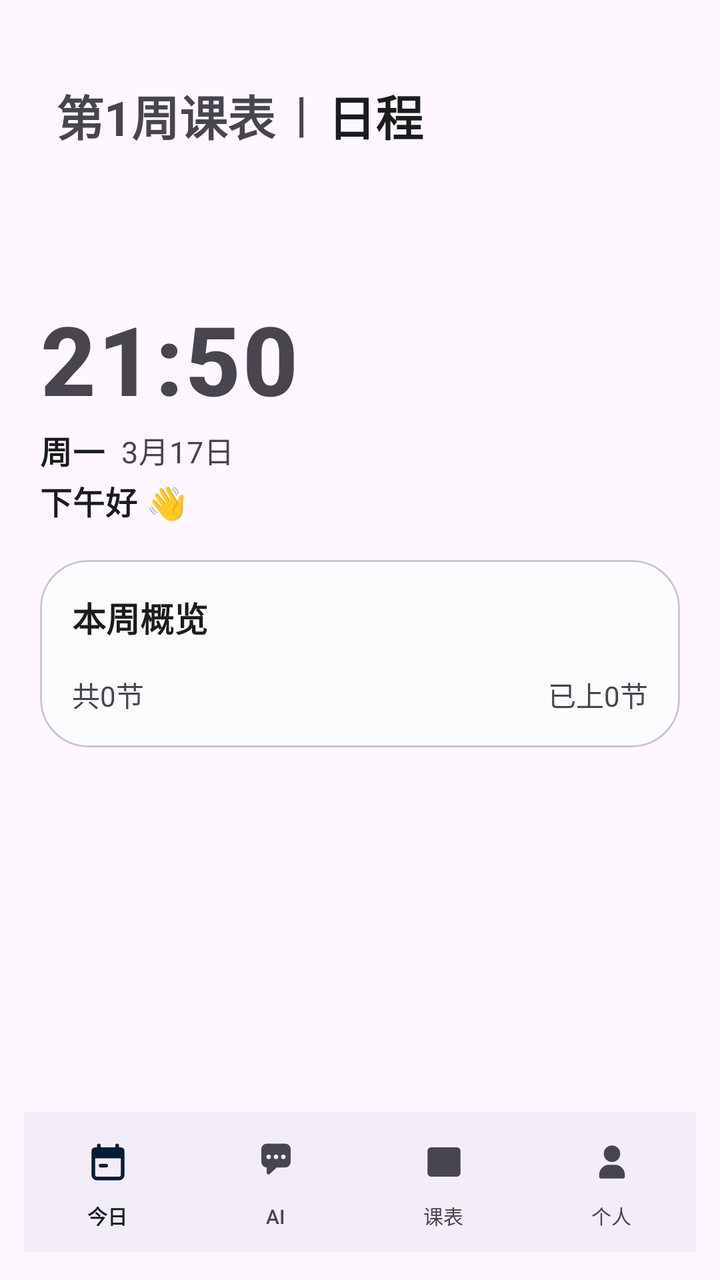
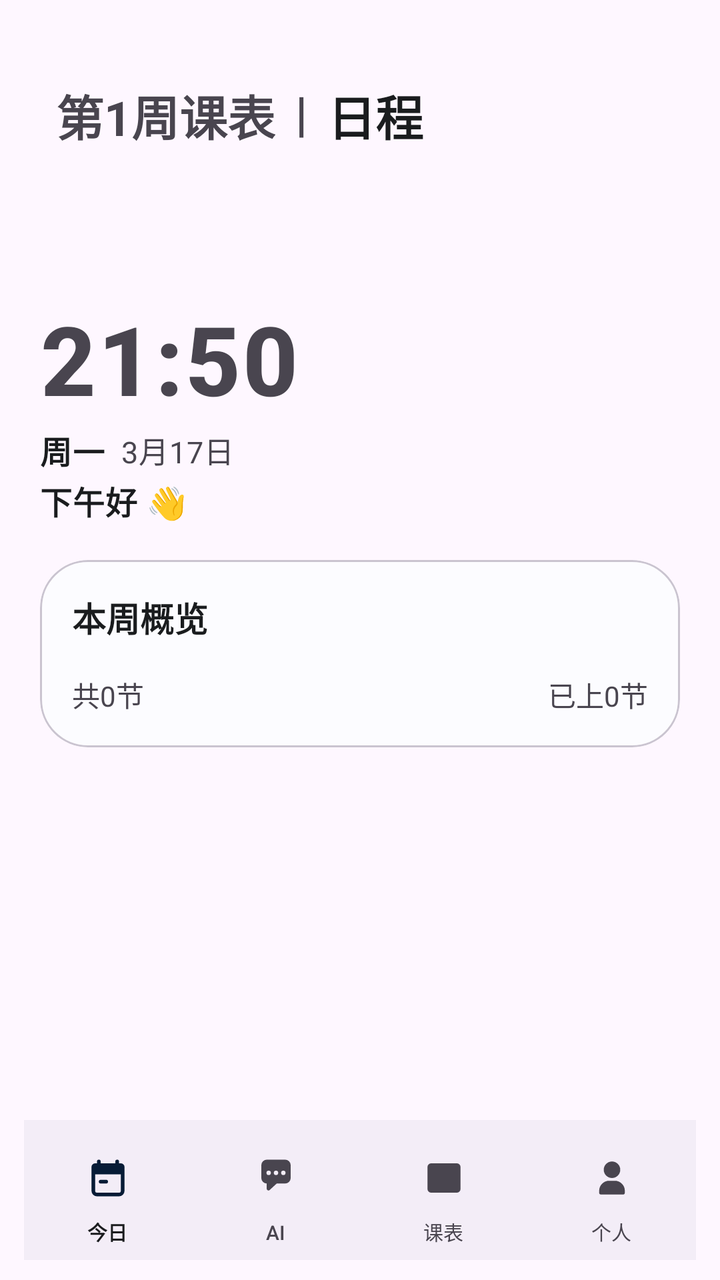

The first picture is an Android layout as it rendered before a commit; the second is the same layout after the commit. The layout source and the unified diff follow.
<!-- AndroidManifest.xml: application theme Theme.MyApplication -->
<!-- res/layout/activity_main.xml -->
<?xml version="1.0" encoding="utf-8"?>
<androidx.coordinatorlayout.widget.CoordinatorLayout xmlns:android="http://schemas.android.com/apk/res/android"
    xmlns:app="http://schemas.android.com/apk/res-auto"
    android:layout_width="match_parent"
    android:layout_height="match_parent">

    <FrameLayout
        android:id="@+id/rootMain"
        android:layout_width="match_parent"
        android:layout_height="match_parent">

        <LinearLayout
            android:layout_width="match_parent"
            android:layout_height="match_parent"
            android:orientation="vertical">

        <LinearLayout
            android:id="@+id/titleContainer"
            android:layout_width="match_parent"
            android:layout_height="wrap_content"
            android:layout_marginTop="32dp"
            android:layout_marginHorizontal="20dp"
            android:layout_marginBottom="8dp"
            android:gravity="center_vertical"
            android:orientation="horizontal"
            android:padding="8dp">

            <TextView
                android:id="@+id/tvMainTitle"
                android:layout_width="wrap_content"
                android:layout_height="wrap_content"
                android:includeFontPadding="false"
                android:text="第1周课表"
                android:textSize="24sp"
                android:textStyle="bold" />

            <TextView
                android:id="@+id/tvScheduleTitleDivider"
                android:layout_width="wrap_content"
                android:layout_height="wrap_content"
                android:layout_marginStart="10dp"
                android:layout_marginEnd="10dp"
                android:includeFontPadding="false"
                android:text="|"
                android:textSize="24sp"
                android:textStyle="bold" />

            <TextView
                android:id="@+id/tvScheduleAgendaEntry"
                android:layout_width="wrap_content"
                android:layout_height="wrap_content"
                android:background="?attr/selectableItemBackgroundBorderless"
                android:clickable="true"
                android:contentDescription="打开日程总览"
                android:focusable="true"
                android:includeFontPadding="false"
                android:paddingStart="0dp"
                android:paddingTop="0dp"
                android:paddingEnd="0dp"
                android:paddingBottom="0dp"
                android:text="日程"
                android:textColor="?attr/colorOnSurface"
                android:textSize="24sp"
                android:textStyle="bold" />
        </LinearLayout>

        <FrameLayout
            android:id="@+id/fragment_container"
            android:layout_width="match_parent"
            android:layout_height="0dp"
            android:layout_weight="1"
            android:clipChildren="false"
            android:clipToPadding="false"
            android:paddingBottom="84dp">

            <ScrollView
                android:id="@+id/pageToday"
                android:layout_width="match_parent"
                android:layout_height="match_parent"
                android:overScrollMode="ifContentScrolls"
                android:scrollbars="none">

                <LinearLayout
                    android:layout_width="match_parent"
                    android:layout_height="wrap_content"
                    android:orientation="vertical"
                    android:paddingHorizontal="20dp"
                    android:paddingTop="56dp"
                    android:paddingBottom="40dp">

                    <LinearLayout
                        android:layout_width="match_parent"
                        android:layout_height="wrap_content"
                        android:layout_marginBottom="6dp"
                        android:orientation="horizontal">

                        <LinearLayout
                            android:layout_width="0dp"
                            android:layout_height="wrap_content"
                            android:layout_weight="1"
                            android:gravity="top|start"
                            android:orientation="vertical">

                            <TextView
                                android:id="@+id/tvNowTime"
                                android:layout_width="wrap_content"
                                android:layout_height="wrap_content"
                                android:fontFamily="sans-serif-medium"
                                android:letterSpacing="0.02"
                                android:text="21:50"
                                android:textSize="48sp"
                                android:textStyle="bold" />

                            <LinearLayout
                                android:layout_width="wrap_content"
                                android:layout_height="wrap_content"
                                android:layout_marginTop="2dp"
                                android:layout_marginBottom="2dp"
                                android:gravity="center_vertical"
                                android:orientation="horizontal">

                                <TextView
                                    android:id="@+id/tvTodayWeek"
                                    android:layout_width="wrap_content"
                                    android:layout_height="wrap_content"
                                    android:fontFamily="sans-serif-medium"
                                    android:letterSpacing="0.02"
                                    android:text="周一"
                                    android:textColor="?attr/colorOnSurface"
                                    android:textSize="16sp"
                                    android:textStyle="bold" />

                                <TextView
                                    android:id="@+id/tvTodayDate"
                                    android:layout_width="wrap_content"
                                    android:layout_height="wrap_content"
                                    android:layout_marginStart="8dp"
                                    android:fontFamily="sans-serif"
                                    android:letterSpacing="0.02"
                                    android:text="3月17日"
                                    android:textColor="?attr/colorOnSurfaceVariant"
                                    android:textSize="15sp" />
                            </LinearLayout>

                            <TextView
                                android:id="@+id/tvTodayGreeting"
                                android:layout_width="wrap_content"
                                android:layout_height="wrap_content"
                                android:fontFamily="sans-serif-medium"
                                android:letterSpacing="0.02"
                                android:text="下午好 👋"
                                android:textColor="?attr/colorOnSurface"
                                android:textSize="16sp"
                                android:textStyle="bold" />
                        </LinearLayout>

                        <LinearLayout
                            android:id="@+id/layoutTodayHeaderWeather"
                            android:layout_width="wrap_content"
                            android:layout_height="match_parent"
                            android:layout_marginStart="20dp"
                            android:gravity="end|bottom"
                            android:minHeight="0dp"
                            android:orientation="vertical"
                            android:visibility="gone" />
                    </LinearLayout>

                    <com.google.android.material.card.MaterialCardView
                        android:id="@+id/cardTodayWeekOverview"
                        android:layout_width="match_parent"
                        android:layout_height="wrap_content"
                        android:layout_marginTop="12dp"
                        app:cardCornerRadius="24dp"
                        app:cardElevation="0dp"
                        app:strokeWidth="1dp">

                        <LinearLayout
                            android:layout_width="match_parent"
                            android:layout_height="wrap_content"
                            android:orientation="vertical"
                            android:padding="16dp">

                            <TextView
                                android:layout_width="wrap_content"
                                android:layout_height="wrap_content"
                                android:text="本周概览"
                                android:textColor="?attr/colorOnSurface"
                                android:textSize="17sp"
                                android:textStyle="bold" />

                            <LinearLayout
                                android:id="@+id/layoutTodayWeekStrip"
                                android:layout_width="match_parent"
                                android:layout_height="wrap_content"
                                android:layout_marginTop="8dp"
                                android:gravity="center"
                                android:orientation="horizontal" />

                            <LinearLayout
                                android:id="@+id/layoutTodayWeekWeather"
                                android:layout_width="match_parent"
                                android:layout_height="wrap_content"
                                android:layout_marginTop="8dp"
                                android:gravity="center"
                                android:orientation="horizontal"
                                android:visibility="gone" />

                            <LinearLayout
                                android:layout_width="match_parent"
                                android:layout_height="wrap_content"
                                android:layout_marginTop="8dp"
                                android:gravity="center_vertical"
                                android:orientation="horizontal">

                                <TextView
                                    android:id="@+id/tvTodayWeekTotal"
                                    android:layout_width="0dp"
                                    android:layout_height="wrap_content"
                                    android:layout_weight="1"
                                    android:text="共0节"
                                    android:textColor="?attr/colorOnSurfaceVariant"
                                    android:textSize="14sp" />

                                <TextView
                                    android:id="@+id/tvTodayWeekDone"
                                    android:layout_width="wrap_content"
                                    android:layout_height="wrap_content"
                                    android:text="已上0节"
                                    android:textColor="?attr/colorOnSurfaceVariant"
                                    android:textSize="14sp" />
                            </LinearLayout>
                        </LinearLayout>
                    </com.google.android.material.card.MaterialCardView>

                    <com.google.android.material.card.MaterialCardView
                        android:id="@+id/cardNextCourseNotice"
                        style="@style/Widget.MyApplication.SettingsCard"
                        android:layout_width="match_parent"
                        android:layout_height="wrap_content"
                        android:layout_marginTop="12dp"
                        android:layout_marginBottom="12dp"
                        android:clickable="false"
                        android:focusable="false"
                        android:visibility="gone"
                        app:cardCornerRadius="24dp"
                        app:cardElevation="0dp">

                        <LinearLayout
                            android:layout_width="match_parent"
                            android:layout_height="wrap_content"
                            android:gravity="center_vertical"
                            android:orientation="horizontal"
                            android:padding="14dp">

                            <TextView
                                android:id="@+id/tvNextCourseNotice"
                                style="@style/Widget.MyApplication.SettingsRowSummary"
                                android:layout_width="0dp"
                                android:layout_height="wrap_content"
                                android:layout_weight="1"
                                android:text="" />

                            <ImageButton
                                android:id="@+id/btnCloseNextCourseNotice"
                                android:layout_width="28dp"
                                android:layout_height="28dp"
                                android:background="?attr/selectableItemBackgroundBorderless"
                                android:contentDescription="关闭"
                                android:padding="4dp"
                                android:src="@drawable/ic_close_notice"
                                app:tint="?attr/colorOnSurfaceVariant" />
                        </LinearLayout>
                    </com.google.android.material.card.MaterialCardView>

                    <LinearLayout
                        android:id="@+id/todayCoursesContainer"
                        android:layout_width="match_parent"
                        android:layout_height="wrap_content"
                        android:layout_marginTop="12dp"
                        android:orientation="vertical" />
                </LinearLayout>
            </ScrollView>

            <LinearLayout
                android:id="@+id/pageSchedule"
                android:layout_width="match_parent"
                android:layout_height="match_parent"
                android:orientation="vertical"
                android:visibility="gone">

                <TextView
                    android:id="@+id/tvEmptyHint"
                    android:layout_width="match_parent"
                    android:layout_height="wrap_content"
                    android:layout_marginTop="60dp"
                    android:gravity="center"
                    android:text="还没有课表哟\n去设置里爬取或导入吧"
                    android:textSize="18sp"
                    android:visibility="gone" />

                <androidx.viewpager2.widget.ViewPager2
                    android:id="@+id/viewPager"
                    android:layout_width="match_parent"
                    android:layout_height="0dp"
                    android:layout_weight="1" />
            </LinearLayout>

            <ScrollView
                android:id="@+id/pageAgenda"
                android:layout_width="match_parent"
                android:layout_height="match_parent"
                android:overScrollMode="ifContentScrolls"
                android:visibility="gone">

                <LinearLayout
                    android:layout_width="match_parent"
                    android:layout_height="wrap_content"
                    android:orientation="vertical"
                    android:paddingHorizontal="20dp"
                    android:paddingTop="60dp"
                    android:paddingBottom="32dp">

                    <LinearLayout
                        android:layout_width="match_parent"
                        android:layout_height="wrap_content"
                        android:gravity="center_vertical"
                        android:orientation="horizontal">

                        <ImageButton
                            android:id="@+id/btnAgendaOverviewBack"
                            android:layout_width="36dp"
                            android:layout_height="36dp"
                            android:background="?attr/selectableItemBackgroundBorderless"
                            android:contentDescription="返回课表"
                            android:padding="6dp"
                            android:src="@drawable/ic_arrow_back_rounded_24"
                            app:tint="?attr/colorOnSurface" />

                        <TextView
                            android:id="@+id/tvAgendaOverviewTitle"
                            android:layout_width="0dp"
                            android:layout_height="wrap_content"
                            android:layout_marginStart="8dp"
                            android:layout_weight="1"
                            android:text="日程总览"
                            android:textColor="?attr/colorOnSurface"
                            android:textSize="24sp"
                            android:textStyle="bold" />

                        <ImageButton
                            android:id="@+id/btnAgendaOverviewAdd"
                            android:layout_width="36dp"
                            android:layout_height="36dp"
                            android:background="?attr/selectableItemBackgroundBorderless"
                            android:contentDescription="新增日程"
                            android:padding="6dp"
                            android:src="@drawable/ic_add"
                            app:tint="?attr/colorOnSurface" />
                    </LinearLayout>

                    <TextView
                        android:id="@+id/tvAgendaOverviewSummary"
                        android:layout_width="match_parent"
                        android:layout_height="wrap_content"
                        android:layout_marginTop="10dp"
                        android:text="共0条日程"
                        android:textColor="?attr/colorOnSurfaceVariant"
                        android:textSize="14sp" />

                    <LinearLayout
                        android:id="@+id/agendaOverviewContainer"
                        android:layout_width="match_parent"
                        android:layout_height="wrap_content"
                        android:layout_marginTop="14dp"
                        android:orientation="vertical" />
                </LinearLayout>
            </ScrollView>

            <androidx.fragment.app.FragmentContainerView
                android:id="@+id/pageAi"
                android:layout_width="match_parent"
                android:layout_height="match_parent"
                android:background="@android:color/transparent"
                android:visibility="gone" />

            <ScrollView
                android:id="@+id/pageProfile"
                android:layout_width="match_parent"
                android:layout_height="match_parent"
                android:overScrollMode="ifContentScrolls"
                android:visibility="gone">

                <LinearLayout
                    android:layout_width="match_parent"
                    android:layout_height="wrap_content"
                    android:orientation="vertical"
                    android:paddingHorizontal="20dp"
                    android:paddingTop="60dp"
                    android:paddingBottom="32dp">

                    <TextView
                        android:layout_width="wrap_content"
                        android:layout_height="wrap_content"
                        android:layout_marginBottom="12dp"
                        android:text="个人"
                        android:textColor="?attr/colorOnSurface"
                        android:textSize="24sp"
                        android:textStyle="bold" />

                    <com.google.android.material.card.MaterialCardView
                        android:id="@+id/cardProfileInfo"
                        style="@style/Widget.MyApplication.SettingsCard"
                        android:layout_width="match_parent"
                        android:layout_height="wrap_content"
                        app:cardCornerRadius="24dp"
                        app:cardElevation="0dp"
                        app:strokeWidth="0dp">

                        <LinearLayout
                            android:layout_width="match_parent"
                            android:layout_height="wrap_content"
                            android:orientation="vertical"
                            android:padding="16dp">

                            <TextView
                                style="@style/Widget.MyApplication.SettingsRowTitle"
                                android:layout_width="wrap_content"
                                android:layout_height="wrap_content"
                                android:text="个人信息" />

                            <TextView
                                android:id="@+id/tvProfileName"
                                style="@style/Widget.MyApplication.SettingsRowSummary"
                                android:layout_width="wrap_content"
                                android:layout_height="wrap_content"
                                android:layout_marginTop="10dp"
                                android:text="姓名：--" />

                            <TextView
                                android:id="@+id/tvProfileStudentId"
                                style="@style/Widget.MyApplication.SettingsRowSummary"
                                android:layout_width="wrap_content"
                                android:layout_height="wrap_content"
                                android:layout_marginTop="6dp"
                                android:text="学号：--" />

                            <TextView
                                android:id="@+id/tvProfileClass"
                                style="@style/Widget.MyApplication.SettingsRowSummary"
                                android:layout_width="wrap_content"
                                android:layout_height="wrap_content"
                                android:layout_marginTop="6dp"
                                android:text="班级：--" />

                            <TextView
                                android:id="@+id/tvProfileCollege"
                                style="@style/Widget.MyApplication.SettingsRowSummary"
                                android:layout_width="wrap_content"
                                android:layout_height="wrap_content"
                                android:layout_marginTop="6dp"
                                android:text="学院：--" />
                        </LinearLayout>
                    </com.google.android.material.card.MaterialCardView>

                    <com.google.android.material.card.MaterialCardView
                        android:id="@+id/itemSettingsEntry"
                        style="@style/Widget.MyApplication.SettingsCard"
                        android:layout_width="match_parent"
                        android:layout_height="wrap_content"
                        android:layout_marginTop="12dp"
                        android:clickable="true"
                        android:focusable="true"
                        android:foreground="?attr/selectableItemBackground"
                        app:cardCornerRadius="24dp"
                        app:cardElevation="0dp">

                        <LinearLayout
                            android:layout_width="match_parent"
                            android:layout_height="wrap_content"
                            android:gravity="center_vertical"
                            android:orientation="horizontal"
                            android:padding="16dp">

                            <LinearLayout
                                android:layout_width="0dp"
                                android:layout_height="wrap_content"
                                android:layout_weight="1"
                                android:orientation="vertical">

                                <TextView
                                    style="@style/Widget.MyApplication.SettingsRowTitle"
                                    android:layout_width="wrap_content"
                                    android:layout_height="wrap_content"
                                    android:text="设置" />

                                <TextView
                                    style="@style/Widget.MyApplication.SettingsRowSummary"
                                    android:layout_width="wrap_content"
                                    android:layout_height="wrap_content"
                                    android:layout_marginTop="4dp"
                                    android:text="打开设置、数据管理与大模型设置" />
                            </LinearLayout>
                        </LinearLayout>
                    </com.google.android.material.card.MaterialCardView>
                </LinearLayout>
            </ScrollView>

        </FrameLayout>

        </LinearLayout>

        <FrameLayout
            android:id="@+id/bottomNavHost"
            android:layout_width="match_parent"
            android:layout_height="84dp"
            android:layout_gravity="bottom"
            android:background="@android:color/transparent"
            android:clipChildren="false"
            android:clipToPadding="false"
            android:paddingHorizontal="12dp"
            android:paddingTop="0dp"
            android:paddingBottom="14dp">

            <com.google.android.material.bottomnavigation.BottomNavigationView
                android:id="@+id/bottomNav"
                android:layout_width="match_parent"
                android:layout_height="match_parent"
                android:clipChildren="false"
                android:clipToOutline="true"
                android:clipToPadding="false"
                app:itemIconSize="22dp"
                app:itemHorizontalTranslationEnabled="false"
                app:itemPaddingBottom="14dp"
                app:itemPaddingTop="14dp"
                app:itemTextAppearanceActive="@style/TextAppearance.MyApplication.BottomNav.Active"
                app:itemTextAppearanceInactive="@style/TextAppearance.MyApplication.BottomNav.Inactive"
                app:labelVisibilityMode="labeled"
                app:menu="@menu/bottom_nav_menu" />
        </FrameLayout>
    </FrameLayout>

</androidx.coordinatorlayout.widget.CoordinatorLayout>
<!-- resources referenced by this layout -->
<resources>
  <!-- drawable ic_add (drawable) -->
  <?xml version="1.0" encoding="utf-8"?>
  <vector xmlns:android="http://schemas.android.com/apk/res/android"
      android:width="24dp"
      android:height="24dp"
      android:viewportWidth="24"
      android:viewportHeight="24">
      <path
          android:fillColor="#FFFFFFFF"
          android:pathData="M19,11H13V5c0,-0.55 -0.45,-1 -1,-1s-1,0.45 -1,1v6H5c-0.55,0 -1,0.45 -1,1s0.45,1 1,1h6v6c0,0.55 0.45,1 1,1s1,-0.45 1,-1v-6h6c0.55,0 1,-0.45 1,-1s-0.45,-1 -1,-1z" />
  </vector>
  <!-- drawable ic_arrow_back_rounded_24 (drawable) -->
  <?xml version="1.0" encoding="utf-8"?>
  <vector xmlns:android="http://schemas.android.com/apk/res/android"
      android:width="24dp"
      android:height="24dp"
      android:viewportWidth="24"
      android:viewportHeight="24">
      <path
          android:fillColor="@android:color/transparent"
          android:strokeColor="?attr/colorOnSurface"
          android:strokeLineCap="round"
          android:strokeLineJoin="round"
          android:strokeWidth="2.2"
          android:pathData="M19,12H7M12,17L7,12L12,7" />
  </vector>
  <!-- drawable ic_close_notice (drawable) -->
  <?xml version="1.0" encoding="utf-8"?>
  <vector xmlns:android="http://schemas.android.com/apk/res/android"
      android:width="24dp"
      android:height="24dp"
      android:viewportWidth="24"
      android:viewportHeight="24">
      <path
          android:fillColor="@android:color/white"
          android:pathData="M6.4,5L12,10.6L17.6,5L19,6.4L13.4,12L19,17.6L17.6,19L12,13.4L6.4,19L5,17.6L10.6,12L5,6.4Z" />
  </vector>
  <style name="TextAppearance.MyApplication.BottomNav.Active" parent="TextAppearance.MyApplication.BottomNav">
          <item name="android:textStyle">bold</item>
          <item name="android:textColor">?attr/colorPrimary</item>
      </style>
  <style name="TextAppearance.MyApplication.BottomNav.Inactive" parent="TextAppearance.MyApplication.BottomNav">
          <item name="android:textColor">?attr/colorOnSurfaceVariant</item>
      </style>
  <style name="Widget.MyApplication.SettingsCard" parent="Widget.Material3.CardView.Filled">
          <item name="cardCornerRadius">24dp</item>
          <item name="cardElevation">0dp</item>
      </style>
  <style name="Widget.MyApplication.SettingsRowSummary" parent="TextAppearance.Material3.BodySmall">
          <item name="android:textColor">?attr/colorOnSurfaceVariant</item>
      </style>
  <style name="Widget.MyApplication.SettingsRowTitle" parent="TextAppearance.Material3.TitleMedium">
          <item name="android:textColor">?attr/colorOnSurface</item>
      </style>
  <style name="TextAppearance.MyApplication.BottomNav" parent="TextAppearance.Material3.LabelSmall">
          <item name="android:textSize">10sp</item>
          <item name="android:lineHeight">14sp</item>
          <item name="android:letterSpacing">0.01</item>
          <item name="android:includeFontPadding">false</item>
      </style>
  <color name="brand_primary">#2A5D9F</color>
  <color name="brand_on_primary">#FFFFFFFF</color>
  <color name="brand_primary_container">#D6E3FF</color>
  <color name="brand_on_primary_container">#001B3F</color>
  <color name="brand_secondary">#4D607D</color>
  <color name="brand_on_secondary">#FFFFFFFF</color>
  <color name="brand_secondary_container">#D4E4FF</color>
  <color name="brand_on_secondary_container">#071C36</color>
  <color name="brand_surface">#FCFCFF</color>
  <color name="brand_on_surface">#1A1C1E</color>
  <color name="brand_surface_variant">#E0E2EC</color>
  <style name="ThemeOverlay.MyApplication.MaterialAlertDialog" parent="ThemeOverlay.Material3.MaterialAlertDialog">
          <item name="colorPrimary">?attr/colorPrimary</item>
          <item name="colorSecondary">?attr/colorSecondary</item>
      </style>
  <!-- unchanged entries left out for length: 1 -->
</resources>

<!-- the commit's change to res/layout/activity_main.xml (unified diff, before → after) -->
@@ -12,6 +12,8 @@
         <LinearLayout
             android:layout_width="match_parent"
             android:layout_height="match_parent"
+            android:clipChildren="false"
+            android:clipToPadding="false"
             android:orientation="vertical">
 
         <LinearLayout
@@ -70,7 +72,7 @@
             android:layout_height="0dp"
             android:layout_weight="1"
             android:clipChildren="false"
-            android:clipToPadding="false"
+            android:clipToPadding="true"
             android:paddingBottom="84dp">
 
             <ScrollView
@@ -294,7 +296,7 @@
                     android:layout_height="wrap_content"
                     android:layout_marginTop="60dp"
                     android:gravity="center"
-                    android:text="还没有课表哟\n去设置里爬取或导入吧"
+                    android:text="还没有课表哟\n去设置里导入课表或添加日程吧"
                     android:textSize="18sp"
                     android:visibility="gone" />
 
@@ -381,6 +383,8 @@
                 android:layout_width="match_parent"
                 android:layout_height="match_parent"
                 android:background="@android:color/transparent"
+                android:clipChildren="false"
+                android:clipToPadding="false"
                 android:visibility="gone" />
 
             <ScrollView
@@ -459,6 +463,48 @@
                                 android:layout_height="wrap_content"
                                 android:layout_marginTop="6dp"
                                 android:text="学院：--" />
+                        </LinearLayout>
+                    </com.google.android.material.card.MaterialCardView>
+
+                    <com.google.android.material.card.MaterialCardView
+                        android:id="@+id/itemExamEntry"
+                        style="@style/Widget.MyApplication.SettingsCard"
+                        android:layout_width="match_parent"
+                        android:layout_height="wrap_content"
+                        android:layout_marginTop="12dp"
+                        android:clickable="true"
+                        android:focusable="true"
+                        android:foreground="?attr/selectableItemBackground"
+                        app:cardCornerRadius="24dp"
+                        app:cardElevation="0dp">
+
+                        <LinearLayout
+                            android:layout_width="match_parent"
+                            android:layout_height="wrap_content"
+                            android:gravity="center_vertical"
+                            android:orientation="horizontal"
+                            android:padding="16dp">
+
+                            <LinearLayout
+                                android:layout_width="0dp"
+                                android:layout_height="wrap_content"
+                                android:layout_weight="1"
+                                android:orientation="vertical">
+
+                                <TextView
+                                    style="@style/Widget.MyApplication.SettingsRowTitle"
+                                    android:layout_width="wrap_content"
+                                    android:layout_height="wrap_content"
+                                    android:text="考试安排" />
+
+                                <TextView
+                                    android:id="@+id/tvExamSummary"
+                                    style="@style/Widget.MyApplication.SettingsRowSummary"
+                                    android:layout_width="wrap_content"
+                                    android:layout_height="wrap_content"
+                                    android:layout_marginTop="4dp"
+                                    android:text="查看考试日程" />
+                            </LinearLayout>
                         </LinearLayout>
                     </com.google.android.material.card.MaterialCardView>
 
@@ -518,8 +564,8 @@
             android:clipChildren="false"
             android:clipToPadding="false"
             android:paddingHorizontal="12dp"
-            android:paddingTop="0dp"
-            android:paddingBottom="14dp">
+            android:paddingTop="4dp"
+            android:paddingBottom="10dp">
 
             <com.google.android.material.bottomnavigation.BottomNavigationView
                 android:id="@+id/bottomNav"
@@ -530,8 +576,8 @@
                 android:clipToPadding="false"
                 app:itemIconSize="22dp"
                 app:itemHorizontalTranslationEnabled="false"
-                app:itemPaddingBottom="14dp"
-                app:itemPaddingTop="14dp"
+                app:itemPaddingBottom="10dp"
+                app:itemPaddingTop="18dp"
                 app:itemTextAppearanceActive="@style/TextAppearance.MyApplication.BottomNav.Active"
                 app:itemTextAppearanceInactive="@style/TextAppearance.MyApplication.BottomNav.Inactive"
                 app:labelVisibilityMode="labeled"
